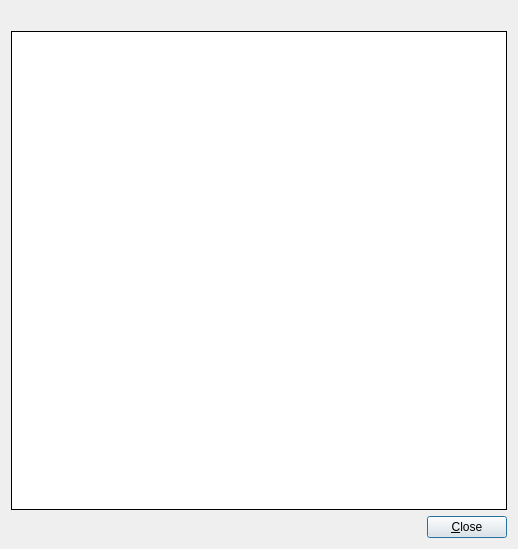
First picture: the form in application/about.ui, repository jkriege2/QuickFit3, before the edit.
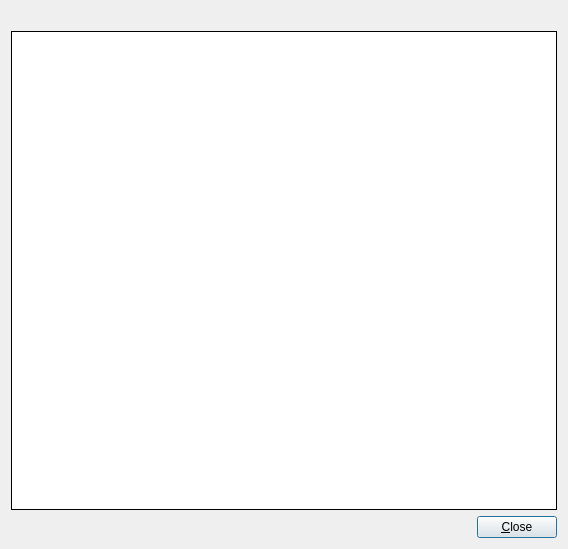
Second picture: the form after the edit. Icons and pictures are not drawn.

Diff of the .ui file:
```diff
--- a/application/about.ui
+++ b/application/about.ui
@@ -9,7 +9,7 @@
    <rect>
     <x>0</x>
     <y>0</y>
-    <width>518</width>
+    <width>568</width>
     <height>549</height>
    </rect>
   </property>
```
Left out of the diff: 2 changed lines with no effect on the pictures.
